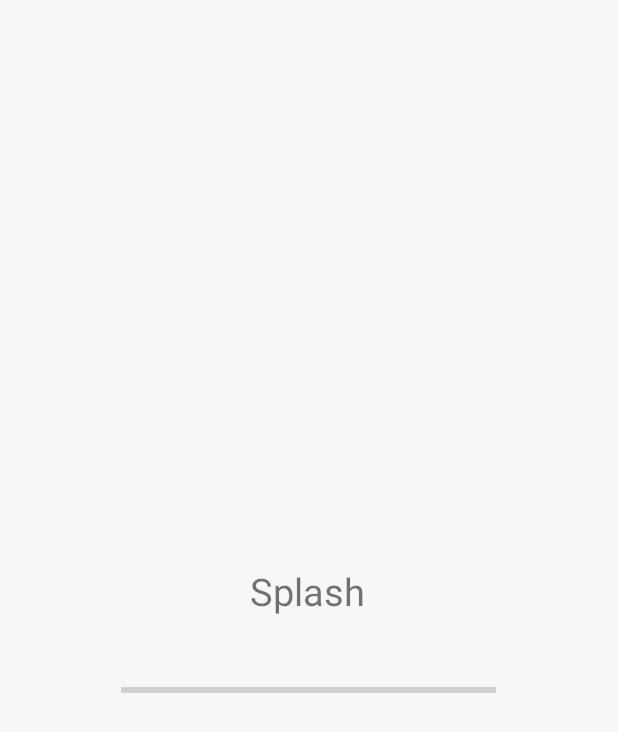
After one commit to iRMB2BA/SplashScreenV1, an Android app: the layout activity_splash.xml on its own in the app's theme, with its tools: preview values and no code run, on a phone screen of 412 x 824 dp. The commit adds this screen. Shown: the top 732 px of the screen. Run offline under Robolectric (Android 15) with nearby library versions, the phone set to English and light mode, and no system bars.

Commit message:
Пример SplashScreen с доп активити

```diff
--- a/app/build.gradle
+++ b/app/build.gradle
@@ -12,7 +12,7 @@ android {
         targetSdk 31
         versionCode 1
         versionName "1.0"
-
+        viewBinding.enabled true
         testInstrumentationRunner "androidx.test.runner.AndroidJUnitRunner"
     }
 
@@ -40,4 +40,5 @@ dependencies {
     testImplementation 'junit:junit:4.13.2'
     androidTestImplementation 'androidx.test.ext:junit:1.1.3'
     androidTestImplementation 'androidx.test.espresso:espresso-core:3.4.0'
+    implementation("org.jetbrains.kotlinx:kotlinx-coroutines-android:1.5.2")
 }
--- a/app/src/main/AndroidManifest.xml
+++ b/app/src/main/AndroidManifest.xml
@@ -11,6 +11,9 @@
         android:theme="@style/Theme.SplashScreenV1">
         <activity
             android:name=".MainActivity"
+            android:exported="false" />
+        <activity
+            android:name=".SplashActivity"
             android:exported="true">
             <intent-filter>
                 <action android:name="android.intent.action.MAIN" />
--- /dev/null
+++ b/app/src/main/res/layout/activity_splash.xml
@@ -0,0 +1,36 @@
+<?xml version="1.0" encoding="utf-8"?>
+<androidx.constraintlayout.widget.ConstraintLayout xmlns:android="http://schemas.android.com/apk/res/android"
+    xmlns:app="http://schemas.android.com/apk/res-auto"
+    xmlns:tools="http://schemas.android.com/tools"
+    android:layout_width="match_parent"
+    android:layout_height="match_parent"
+    tools:context=".SplashActivity"
+    android:background="#F7F7F7">
+
+    <TextView
+        android:textSize="25sp"
+        android:id="@+id/textView"
+        android:layout_width="wrap_content"
+        android:layout_height="wrap_content"
+        android:layout_marginStart="175dp"
+        android:layout_marginTop="338dp"
+        android:layout_marginEnd="178dp"
+        android:layout_marginBottom="374dp"
+        android:text="@string/splash"
+        app:layout_constraintBottom_toBottomOf="parent"
+        app:layout_constraintEnd_toEndOf="parent"
+        app:layout_constraintStart_toStartOf="parent"
+        app:layout_constraintTop_toTopOf="parent" />
+
+    <ProgressBar
+        android:id="@+id/PBar"
+        android:layout_width="250dp"
+        android:layout_height="wrap_content"
+        app:layout_constraintBottom_toBottomOf="parent"
+        app:layout_constraintEnd_toEndOf="parent"
+        app:layout_constraintHorizontal_bias="0.498"
+        app:layout_constraintStart_toStartOf="parent"
+        app:layout_constraintTop_toBottomOf="@+id/textView"
+        app:layout_constraintVertical_bias="0.103"
+        style="@style/Widget.AppCompat.ProgressBar.Horizontal"/>
+</androidx.constraintlayout.widget.ConstraintLayout>
--- a/app/src/main/res/values-night/themes.xml
+++ /dev/null
@@ -1,16 +0,0 @@
-<resources xmlns:tools="http://schemas.android.com/tools">
-    <!-- Base application theme. -->
-    <style name="Theme.SplashScreenV1" parent="Theme.MaterialComponents.DayNight.DarkActionBar">
-        <!-- Primary brand color. -->
-        <item name="colorPrimary">@color/purple_200</item>
-        <item name="colorPrimaryVariant">@color/purple_700</item>
-        <item name="colorOnPrimary">@color/black</item>
-        <!-- Secondary brand color. -->
-        <item name="colorSecondary">@color/teal_200</item>
-        <item name="colorSecondaryVariant">@color/teal_200</item>
-        <item name="colorOnSecondary">@color/black</item>
-        <!-- Status bar color. -->
-        <item name="android:statusBarColor" tools:targetApi="l">?attr/colorPrimaryVariant</item>
-        <!-- Customize your theme here. -->
-    </style>
-</resources>
--- a/app/src/main/res/values/strings.xml
+++ b/app/src/main/res/values/strings.xml
@@ -1,3 +1,4 @@
 <resources>
     <string name="app_name">SplashScreenV1</string>
+    <string name="splash">Splash</string>
 </resources>
--- a/app/src/main/res/values/themes.xml
+++ b/app/src/main/res/values/themes.xml
@@ -1,6 +1,6 @@
 <resources xmlns:tools="http://schemas.android.com/tools">
     <!-- Base application theme. -->
-    <style name="Theme.SplashScreenV1" parent="Theme.MaterialComponents.DayNight.DarkActionBar">
+    <style name="Theme.SplashScreenV1" parent="Theme.MaterialComponents.DayNight.NoActionBar">
         <!-- Primary brand color. -->
         <item name="colorPrimary">@color/purple_500</item>
         <item name="colorPrimaryVariant">@color/purple_700</item>
```
Also changed, not shown: app/src/main/java/com/example/splashscreenv1/SplashActivity.kt (added, +30 -0 lines).
